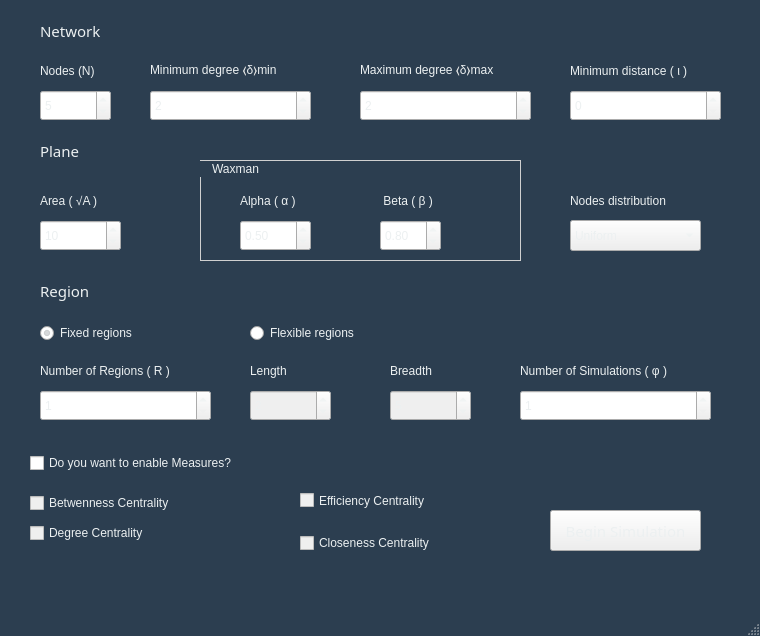
Old version of the form mainwindow.ui in the repository Trindad/network-topologies-generator-frontend.
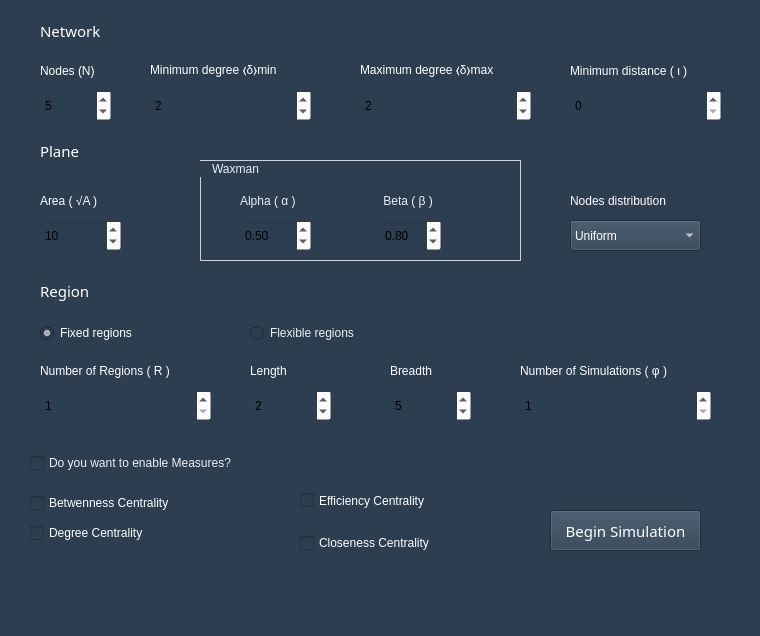
New version of the form.

Commit message: Estilizando fonte e botões

```diff
--- a/mainwindow.ui
+++ b/mainwindow.ui
@@ -16,36 +16,45 @@
      <colorrole role="WindowText">
       <brush brushstyle="SolidPattern">
        <color alpha="255">
-        <red>236</red>
-        <green>240</green>
-        <blue>241</blue>
+        <red>255</red>
+        <green>255</green>
+        <blue>255</blue>
+       </color>
+      </brush>
+     </colorrole>
+     <colorrole role="Button">
+      <brush brushstyle="SolidPattern">
+       <color alpha="255">
+        <red>44</red>
+        <green>62</green>
+        <blue>80</blue>
        </color>
       </brush>
      </colorrole>
      <colorrole role="Text">
       <brush brushstyle="SolidPattern">
        <color alpha="255">
-        <red>236</red>
-        <green>240</green>
-        <blue>241</blue>
+        <red>255</red>
+        <green>255</green>
+        <blue>255</blue>
        </color>
       </brush>
      </colorrole>
      <colorrole role="ButtonText">
       <brush brushstyle="SolidPattern">
        <color alpha="255">
-        <red>236</red>
-        <green>240</green>
-        <blue>241</blue>
+        <red>255</red>
+        <green>255</green>
+        <blue>255</blue>
        </color>
       </brush>
      </colorrole>
      <colorrole role="Base">
       <brush brushstyle="SolidPattern">
        <color alpha="255">
-        <red>255</red>
-        <green>255</green>
-        <blue>255</blue>
+        <red>44</red>
+        <green>62</green>
+        <blue>80</blue>
        </color>
       </brush>
      </colorrole>
@@ -58,41 +67,59 @@
        </color>
       </brush>
      </colorrole>
+     <colorrole role="ToolTipText">
+      <brush brushstyle="SolidPattern">
+       <color alpha="255">
+        <red>0</red>
+        <green>0</green>
+        <blue>0</blue>
+       </color>
+      </brush>
+     </colorrole>
     </active>
     <inactive>
      <colorrole role="WindowText">
       <brush brushstyle="SolidPattern">
        <color alpha="255">
-        <red>236</red>
-        <green>240</green>
-        <blue>241</blue>
+        <red>255</red>
+        <green>255</green>
+        <blue>255</blue>
+       </color>
+      </brush>
+     </colorrole>
+     <colorrole role="Button">
+      <brush brushstyle="SolidPattern">
+       <color alpha="255">
+        <red>44</red>
+        <green>62</green>
+        <blue>80</blue>
        </color>
       </brush>
      </colorrole>
      <colorrole role="Text">
       <brush brushstyle="SolidPattern">
        <color alpha="255">
-        <red>236</red>
-        <green>240</green>
-        <blue>241</blue>
+        <red>255</red>
+        <green>255</green>
+        <blue>255</blue>
        </color>
       </brush>
      </colorrole>
      <colorrole role="ButtonText">
       <brush brushstyle="SolidPattern">
        <color alpha="255">
-        <red>236</red>
-        <green>240</green>
-        <blue>241</blue>
+        <red>255</red>
+        <green>255</green>
+        <blue>255</blue>
        </color>
       </brush>
      </colorrole>
      <colorrole role="Base">
       <brush brushstyle="SolidPattern">
        <color alpha="255">
-        <red>255</red>
-        <green>255</green>
-        <blue>255</blue>
+        <red>44</red>
+        <green>62</green>
+        <blue>80</blue>
        </color>
       </brush>
      </colorrole>
@@ -105,32 +132,50 @@
        </color>
       </brush>
      </colorrole>
+     <colorrole role="ToolTipText">
+      <brush brushstyle="SolidPattern">
+       <color alpha="255">
+        <red>0</red>
+        <green>0</green>
+        <blue>0</blue>
+       </color>
+      </brush>
+     </colorrole>
     </inactive>
     <disabled>
      <colorrole role="WindowText">
       <brush brushstyle="SolidPattern">
        <color alpha="255">
-        <red>236</red>
-        <green>240</green>
-        <blue>241</blue>
+        <red>255</red>
+        <green>255</green>
+        <blue>255</blue>
+       </color>
+      </brush>
+     </colorrole>
+     <colorrole role="Button">
+      <brush brushstyle="SolidPattern">
+       <color alpha="255">
+        <red>44</red>
+        <green>62</green>
+        <blue>80</blue>
        </color>
       </brush>
      </colorrole>
      <colorrole role="Text">
       <brush brushstyle="SolidPattern">
        <color alpha="255">
-        <red>236</red>
-        <green>240</green>
-        <blue>241</blue>
+        <red>255</red>
+        <green>255</green>
+        <blue>255</blue>
        </color>
       </brush>
      </colorrole>
      <colorrole role="ButtonText">
       <brush brushstyle="SolidPattern">
        <color alpha="255">
-        <red>236</red>
-        <green>240</green>
-        <blue>241</blue>
+        <red>255</red>
+        <green>255</green>
+        <blue>255</blue>
        </color>
       </brush>
      </colorrole>
@@ -152,6 +197,15 @@
        </color>
       </brush>
      </colorrole>
+     <colorrole role="ToolTipText">
+      <brush brushstyle="SolidPattern">
+       <color alpha="255">
+        <red>0</red>
+        <green>0</green>
+        <blue>0</blue>
+       </color>
+      </brush>
+     </colorrole>
     </disabled>
    </palette>
   </property>
@@ -169,7 +223,8 @@
   </property>
   <property name="styleSheet">
    <string notr="true">font: 11pt &quot;Droid Sans&quot;;
-color:rgb(236, 240, 241)</string>
+background: #2c3e50;
+color: rgb(255, 255, 255);</string>
   </property>
   <widget class="QWidget" name="centralWidget">
    <widget class="QPushButton" name="pushButton">
@@ -203,6 +258,10 @@
       <height>31</height>
      </rect>
     </property>
+    <property name="styleSheet">
+     <string notr="true">color: rgb(0, 0, 0);
+background-color: rgba(255, 255, 255, 0);</string>
+    </property>
     <property name="minimum">
      <number>3</number>
     </property>
@@ -222,6 +281,10 @@
       <height>31</height>
      </rect>
     </property>
+    <property name="styleSheet">
+     <string notr="true">background-color: rgba(255, 255, 255, 0);
+color:#000</string>
+    </property>
     <property name="minimum">
      <number>1</number>
     </property>
@@ -241,6 +304,11 @@
       <height>31</height>
      </rect>
     </property>
+    <property name="styleSheet">
+     <string notr="true">background-color: rgba(255, 255, 255, 0);
+color:#000
+</string>
+    </property>
     <property name="minimum">
      <number>1</number>
     </property>
@@ -260,6 +328,11 @@
       <height>31</height>
      </rect>
     </property>
+    <property name="styleSheet">
+     <string notr="true">background-color: rgba(255, 255, 255, 0);
+color:#000
+</string>
+    </property>
    </widget>
    <widget class="QSpinBox" name="area">
     <property name="geometry">
@@ -270,6 +343,10 @@
       <height>31</height>
      </rect>
     </property>
+    <property name="styleSheet">
+     <string notr="true">background-color: rgba(255, 255, 255, 0);
+color:#000</string>
+    </property>
     <property name="minimum">
      <number>6</number>
     </property>
@@ -289,6 +366,10 @@
       <height>31</height>
      </rect>
     </property>
+    <property name="styleSheet">
+     <string notr="true">background-color: rgba(255, 255, 255, 0);
+color:#000</string>
+    </property>
     <property name="minimum">
      <number>1</number>
     </property>
@@ -308,6 +389,10 @@
       <height>31</height>
      </rect>
     </property>
+    <property name="styleSheet">
+     <string notr="true">background-color: rgba(255, 255, 255, 0);
+color:#000</string>
+    </property>
     <property name="minimum">
      <number>1</number>
     </property>
@@ -330,6 +415,10 @@
       <height>31</height>
      </rect>
     </property>
+    <property name="styleSheet">
+     <string notr="true">background-color: rgba(255, 255, 255, 0);
+color:#000</string>
+    </property>
     <property name="minimum">
      <number>1</number>
     </property>
@@ -349,6 +438,9 @@
       <height>26</height>
      </rect>
     </property>
+    <property name="styleSheet">
+     <string notr="true">color: rgb(255, 255, 255);</string>
+    </property>
     <property name="text">
      <string>Fixed regions</string>
     </property>
@@ -365,10 +457,11 @@
       <height>26</height>
      </rect>
     </property>
+    <property name="autoFillBackground">
+     <bool>false</bool>
+    </property>
     <property name="styleSheet">
-     <string notr="true">QRadioButton {
-  color:rgb(236, 240, 241)
-}</string>
+     <string notr="true">color:rgb(236, 240, 241) !important;</string>
     </property>
     <property name="text">
      <string>Flexible regions</string>
@@ -415,6 +508,15 @@
          </color>
         </brush>
        </colorrole>
+       <colorrole role="Button">
+        <brush brushstyle="SolidPattern">
+         <color alpha="255">
+          <red>44</red>
+          <green>62</green>
+          <blue>80</blue>
+         </color>
+        </brush>
+       </colorrole>
        <colorrole role="Text">
         <brush brushstyle="SolidPattern">
          <color alpha="255">
@@ -433,6 +535,24 @@
          </color>
         </brush>
        </colorrole>
+       <colorrole role="Base">
+        <brush brushstyle="SolidPattern">
+         <color alpha="255">
+          <red>44</red>
+          <green>62</green>
+          <blue>80</blue>
+         </color>
+        </brush>
+       </colorrole>
+       <colorrole role="Window">
+        <brush brushstyle="SolidPattern">
+         <color alpha="255">
+          <red>44</red>
+          <green>62</green>
+          <blue>80</blue>
+         </color>
+        </brush>
+       </colorrole>
       </active>
       <inactive>
        <colorrole role="WindowText">
@@ -444,6 +564,15 @@
          </color>
         </brush>
        </colorrole>
+       <colorrole role="Button">
+        <brush brushstyle="SolidPattern">
+         <color alpha="255">
+          <red>44</red>
+          <green>62</green>
+          <blue>80</blue>
+         </color>
+        </brush>
+       </colorrole>
        <colorrole role="Text">
         <brush brushstyle="SolidPattern">
          <color alpha="255">
@@ -462,6 +591,24 @@
          </color>
         </brush>
        </colorrole>
+       <colorrole role="Base">
+        <brush brushstyle="SolidPattern">
+         <color alpha="255">
+          <red>44</red>
+          <green>62</green>
+          <blue>80</blue>
+         </color>
+        </brush>
+       </colorrole>
+       <colorrole role="Window">
+        <brush brushstyle="SolidPattern">
+         <color alpha="255">
+          <red>44</red>
+          <green>62</green>
+          <blue>80</blue>
+         </color>
+        </brush>
+       </colorrole>
       </inactive>
       <disabled>
        <colorrole role="WindowText">
@@ -473,6 +620,15 @@
          </color>
         </brush>
        </colorrole>
+       <colorrole role="Button">
+        <brush brushstyle="SolidPattern">
+         <color alpha="255">
+          <red>44</red>
+          <green>62</green>
+          <blue>80</blue>
+         </color>
+        </brush>
+       </colorrole>
        <colorrole role="Text">
         <brush brushstyle="SolidPattern">
          <color alpha="255">
@@ -491,6 +647,24 @@
          </color>
         </brush>
        </colorrole>
+       <colorrole role="Base">
+        <brush brushstyle="SolidPattern">
+         <color alpha="255">
+          <red>44</red>
+          <green>62</green>
+          <blue>80</blue>
+         </color>
+        </brush>
+       </colorrole>
+       <colorrole role="Window">
+        <brush brushstyle="SolidPattern">
+         <color alpha="255">
+          <red>44</red>
+          <green>62</green>
+          <blue>80</blue>
+         </color>
+        </brush>
+       </colorrole>
       </disabled>
      </palette>
     </property>
@@ -551,27 +725,54 @@
        <colorrole role="WindowText">
         <brush brushstyle="SolidPattern">
          <color alpha="255">
-          <red>236</red>
-          <green>240</green>
-          <blue>241</blue>
+          <red>255</red>
+          <green>255</green>
+          <blue>255</blue>
+         </color>
+        </brush>
+       </colorrole>
+       <colorrole role="Button">
+        <brush brushstyle="SolidPattern">
+         <color alpha="255">
+          <red>44</red>
+          <green>62</green>
+          <blue>80</blue>
          </color>
         </brush>
        </colorrole>
        <colorrole role="Text">
         <brush brushstyle="SolidPattern">
          <color alpha="255">
-          <red>236</red>
-          <green>240</green>
-          <blue>241</blue>
+          <red>255</red>
+          <green>255</green>
+          <blue>255</blue>
          </color>
         </brush>
        </colorrole>
        <colorrole role="ButtonText">
         <brush brushstyle="SolidPattern">
          <color alpha="255">
-          <red>236</red>
-          <green>240</green>
-          <blue>241</blue>
+          <red>255</red>
+          <green>255</green>
+          <blue>255</blue>
+         </color>
+        </brush>
+       </colorrole>
+       <colorrole role="Base">
+        <brush brushstyle="SolidPattern">
+         <color alpha="255">
+          <red>44</red>
+          <green>62</green>
+          <blue>80</blue>
+         </color>
+        </brush>
+       </colorrole>
+       <colorrole role="Window">
+        <brush brushstyle="SolidPattern">
+         <color alpha="255">
+          <red>44</red>
+          <green>62</green>
+          <blue>80</blue>
          </color>
         </brush>
        </colorrole>
@@ -589,27 +790,54 @@
        <colorrole role="WindowText">
         <brush brushstyle="SolidPattern">
          <color alpha="255">
-          <red>236</red>
-          <green>240</green>
-          <blue>241</blue>
+          <red>255</red>
+          <green>255</green>
+          <blue>255</blue>
+         </color>
+        </brush>
+       </colorrole>
+       <colorrole role="Button">
+        <brush brushstyle="SolidPattern">
+         <color alpha="255">
+          <red>44</red>
+          <green>62</green>
+          <blue>80</blue>
          </color>
         </brush>
        </colorrole>
        <colorrole role="Text">
         <brush brushstyle="SolidPattern">
          <color alpha="255">
-          <red>236</red>
-          <green>240</green>
-          <blue>241</blue>
+          <red>255</red>
+          <green>255</green>
+          <blue>255</blue>
          </color>
         </brush>
        </colorrole>
        <colorrole role="ButtonText">
         <brush brushstyle="SolidPattern">
          <color alpha="255">
-          <red>236</red>
-          <green>240</green>
-          <blue>241</blue>
+          <red>255</red>
+          <green>255</green>
+          <blue>255</blue>
+         </color>
+        </brush>
+       </colorrole>
+       <colorrole role="Base">
+        <brush brushstyle="SolidPattern">
+         <color alpha="255">
+          <red>44</red>
+          <green>62</green>
+          <blue>80</blue>
+         </color>
+        </brush>
+       </colorrole>
+       <colorrole role="Window">
+        <brush brushstyle="SolidPattern">
+         <color alpha="255">
+          <red>44</red>
+          <green>62</green>
+          <blue>80</blue>
          </color>
         </brush>
        </colorrole>
@@ -627,27 +855,54 @@
        <colorrole role="WindowText">
         <brush brushstyle="SolidPattern">
          <color alpha="255">
-          <red>236</red>
-          <green>240</green>
-          <blue>241</blue>
+          <red>255</red>
+          <green>255</green>
+          <blue>255</blue>
+         </color>
+        </brush>
+       </colorrole>
+       <colorrole role="Button">
+        <brush brushstyle="SolidPattern">
+         <color alpha="255">
+          <red>44</red>
+          <green>62</green>
+          <blue>80</blue>
          </color>
         </brush>
        </colorrole>
        <colorrole role="Text">
         <brush brushstyle="SolidPattern">
          <color alpha="255">
-          <red>236</red>
-          <green>240</green>
-          <blue>241</blue>
+          <red>255</red>
+          <green>255</green>
+          <blue>255</blue>
          </color>
         </brush>
        </colorrole>
        <colorrole role="ButtonText">
         <brush brushstyle="SolidPattern">
          <color alpha="255">
-          <red>236</red>
-          <green>240</green>
-          <blue>241</blue>
+          <red>255</red>
+          <green>255</green>
+          <blue>255</blue>
+         </color>
+        </brush>
+       </colorrole>
+       <colorrole role="Base">
+        <brush brushstyle="SolidPattern">
+         <color alpha="255">
+          <red>44</red>
+          <green>62</green>
+          <blue>80</blue>
+         </color>
+        </brush>
+       </colorrole>
+       <colorrole role="Window">
+        <brush brushstyle="SolidPattern">
+         <color alpha="255">
+          <red>44</red>
+          <green>62</green>
+          <blue>80</blue>
          </color>
         </brush>
        </colorrole>
@@ -692,6 +947,10 @@
       <height>31</height>
      </rect>
     </property>
+    <property name="styleSheet">
+     <string notr="true">background-color: rgba(255, 255, 255, 0);
+color:#000</string>
+    </property>
     <property name="minimum">
      <number>1</number>
     </property>
@@ -916,6 +1175,10 @@
        <height>31</height>
       </rect>
      </property>
+     <property name="styleSheet">
+      <string notr="true">background-color: rgba(255, 255, 255, 0);
+color: #000</string>
+     </property>
      <property name="minimum">
       <double>0.010000000000000</double>
      </property>
@@ -954,6 +1217,11 @@
        <height>31</height>
       </rect>
      </property>
+     <property name="styleSheet">
+      <string notr="true">background-color: rgba(255, 255, 255, 0);
+color:#000
+</string>
+     </property>
      <property name="minimum">
       <double>0.100000000000000</double>
      </property>
@@ -1056,27 +1324,54 @@
       <colorrole role="WindowText">
        <brush brushstyle="SolidPattern">
         <color alpha="255">
-         <red>236</red>
-         <green>240</green>
-         <blue>241</blue>
+         <red>255</red>
+         <green>255</green>
+         <blue>255</blue>
+        </color>
+       </brush>
+      </colorrole>
+      <colorrole role="Button">
+       <brush brushstyle="SolidPattern">
+        <color alpha="255">
+         <red>44</red>
+         <green>62</green>
+         <blue>80</blue>
         </color>
        </brush>
       </colorrole>
       <colorrole role="Text">
        <brush brushstyle="SolidPattern">
         <color alpha="255">
-         <red>236</red>
-         <green>240</green>
-         <blue>241</blue>
+         <red>255</red>
+         <green>255</green>
+         <blue>255</blue>
         </color>
        </brush>
       </colorrole>
       <colorrole role="ButtonText">
        <brush brushstyle="SolidPattern">
         <color alpha="255">
-         <red>236</red>
-         <green>240</green>
-         <blue>241</blue>
+         <red>255</red>
+         <green>255</green>
+         <blue>255</blue>
+        </color>
+       </brush>
+      </colorrole>
+      <colorrole role="Base">
+       <brush brushstyle="SolidPattern">
+        <color alpha="255">
+         <red>44</red>
+         <green>62</green>
+         <blue>80</blue>
+        </color>
+       </brush>
+      </colorrole>
+      <colorrole role="Window">
+       <brush brushstyle="SolidPattern">
+        <color alpha="255">
+         <red>44</red>
+         <green>62</green>
+         <blue>80</blue>
         </color>
        </brush>
       </colorrole>
@@ -1085,27 +1380,54 @@
       <colorrole role="WindowText">
        <brush brushstyle="SolidPattern">
         <color alpha="255">
-         <red>236</red>
-         <green>240</green>
-         <blue>241</blue>
+         <red>255</red>
+         <green>255</green>
+         <blue>255</blue>
+        </color>
+       </brush>
+      </colorrole>
+      <colorrole role="Button">
+       <brush brushstyle="SolidPattern">
+        <color alpha="255">
+         <red>44</red>
+         <green>62</green>
+         <blue>80</blue>
         </color>
        </brush>
       </colorrole>
       <colorrole role="Text">
        <brush brushstyle="SolidPattern">
         <color alpha="255">
-         <red>236</red>
-         <green>240</green>
-         <blue>241</blue>
+         <red>255</red>
+         <green>255</green>
+         <blue>255</blue>
         </color>
        </brush>
       </colorrole>
       <colorrole role="ButtonText">
        <brush brushstyle="SolidPattern">
         <color alpha="255">
-         <red>236</red>
-         <green>240</green>
-         <blue>241</blue>
+         <red>255</red>
+         <green>255</green>
+         <blue>255</blue>
+        </color>
+       </brush>
+      </colorrole>
+      <colorrole role="Base">
+       <brush brushstyle="SolidPattern">
+        <color alpha="255">
+         <red>44</red>
+         <green>62</green>
+         <blue>80</blue>
+        </color>
+       </brush>
+      </colorrole>
+      <colorrole role="Window">
+       <brush brushstyle="SolidPattern">
+        <color alpha="255">
+         <red>44</red>
+         <green>62</green>
+         <blue>80</blue>
         </color>
        </brush>
       </colorrole>
@@ -1114,27 +1436,54 @@
       <colorrole role="WindowText">
        <brush brushstyle="SolidPattern">
         <color alpha="255">
-         <red>236</red>
-         <green>240</green>
-         <blue>241</blue>
+         <red>255</red>
+         <green>255</green>
+         <blue>255</blue>
+        </color>
+       </brush>
+      </colorrole>
+      <colorrole role="Button">
+       <brush brushstyle="SolidPattern">
+        <color alpha="255">
+         <red>44</red>
+         <green>62</green>
+         <blue>80</blue>
         </color>
        </brush>
       </colorrole>
       <colorrole role="Text">
        <brush brushstyle="SolidPattern">
         <color alpha="255">
-         <red>236</red>
-         <green>240</green>
-         <blue>241</blue>
+         <red>255</red>
+         <green>255</green>
+         <blue>255</blue>
         </color>
        </brush>
       </colorrole>
       <colorrole role="ButtonText">
        <brush brushstyle="SolidPattern">
         <color alpha="255">
-         <red>236</red>
-         <green>240</green>
-         <blue>241</blue>
+         <red>255</red>
+         <green>255</green>
+         <blue>255</blue>
+        </color>
+       </brush>
+      </colorrole>
+      <colorrole role="Base">
+       <brush brushstyle="SolidPattern">
+        <color alpha="255">
+         <red>44</red>
+         <green>62</green>
+         <blue>80</blue>
+        </color>
+       </brush>
+      </colorrole>
+      <colorrole role="Window">
+       <brush brushstyle="SolidPattern">
+        <color alpha="255">
+         <red>44</red>
+         <green>62</green>
+         <blue>80</blue>
         </color>
        </brush>
       </colorrole>
```
